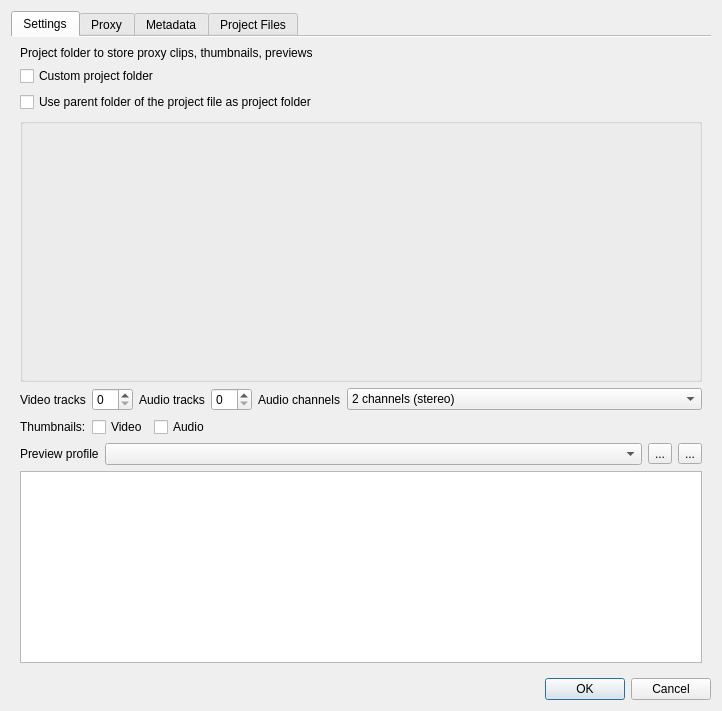
Old version of the form src/ui/projectsettings_ui.ui in the repository KDE/kdenlive.
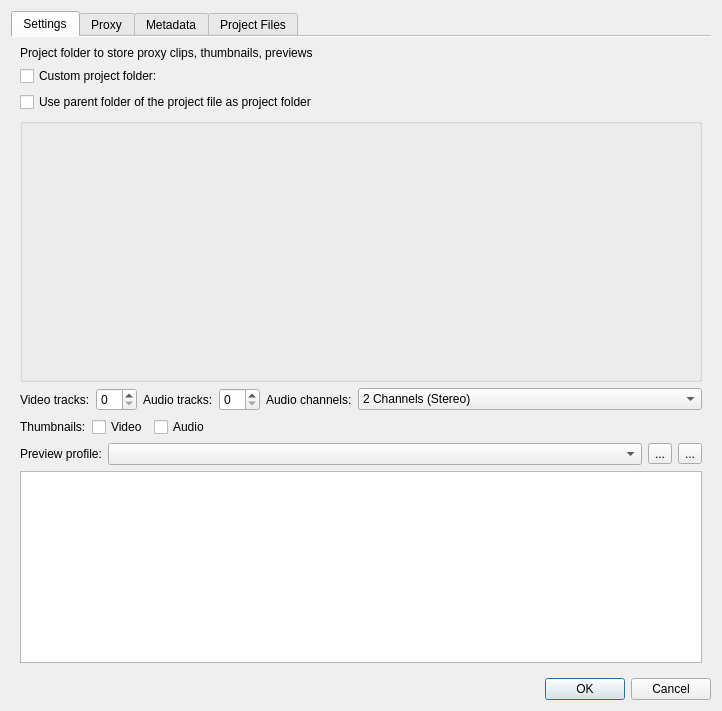
New version of the form. Custom widgets are drawn as their Qt base class.

What changed in the file:
```diff
--- a/src/ui/projectsettings_ui.ui
+++ b/src/ui/projectsettings_ui.ui
@@ -59,7 +59,7 @@
          <item>
           <widget class="QLabel" name="label_7">
            <property name="text">
-            <string>Video tracks</string>
+            <string>Video tracks:</string>
            </property>
           </widget>
          </item>
@@ -69,7 +69,7 @@
          <item>
           <widget class="QLabel" name="label_8">
            <property name="text">
-            <string>Audio tracks</string>
+            <string>Audio tracks:</string>
            </property>
           </widget>
          </item>
@@ -79,7 +79,7 @@
          <item>
           <widget class="QLabel" name="label">
            <property name="text">
-            <string>Audio channels</string>
+            <string>Audio channels:</string>
            </property>
           </widget>
          </item>
@@ -93,7 +93,7 @@
            </property>
            <item>
             <property name="text">
-             <string>2 channels (stereo)</string>
+             <string>2 Channels (Stereo)</string>
             </property>
            </item>
            <item>
@@ -161,7 +161,7 @@
             </sizepolicy>
            </property>
            <property name="text">
-            <string>Preview profile</string>
+            <string>Preview profile:</string>
            </property>
           </widget>
          </item>
@@ -199,7 +199,7 @@
          <item>
           <widget class="QCheckBox" name="custom_folder">
            <property name="text">
-            <string>Custom project folder</string>
+            <string>Custom project folder:</string>
            </property>
           </widget>
          </item>
```
Left out of the diff: 10 changed lines with no effect on the pictures.
